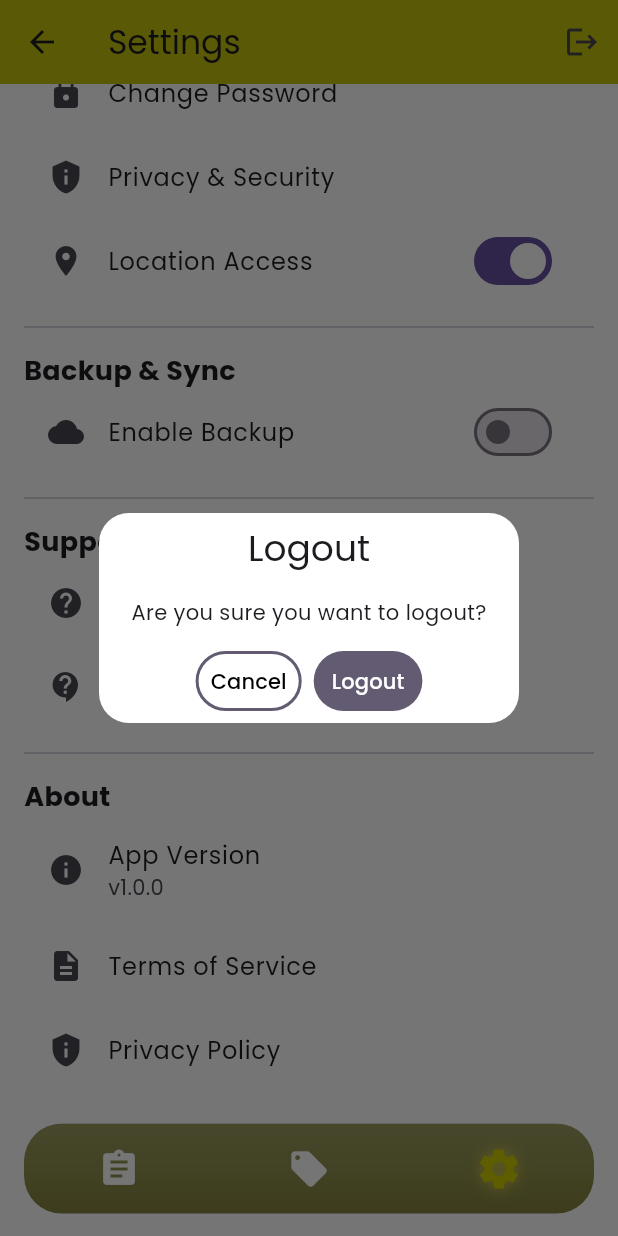
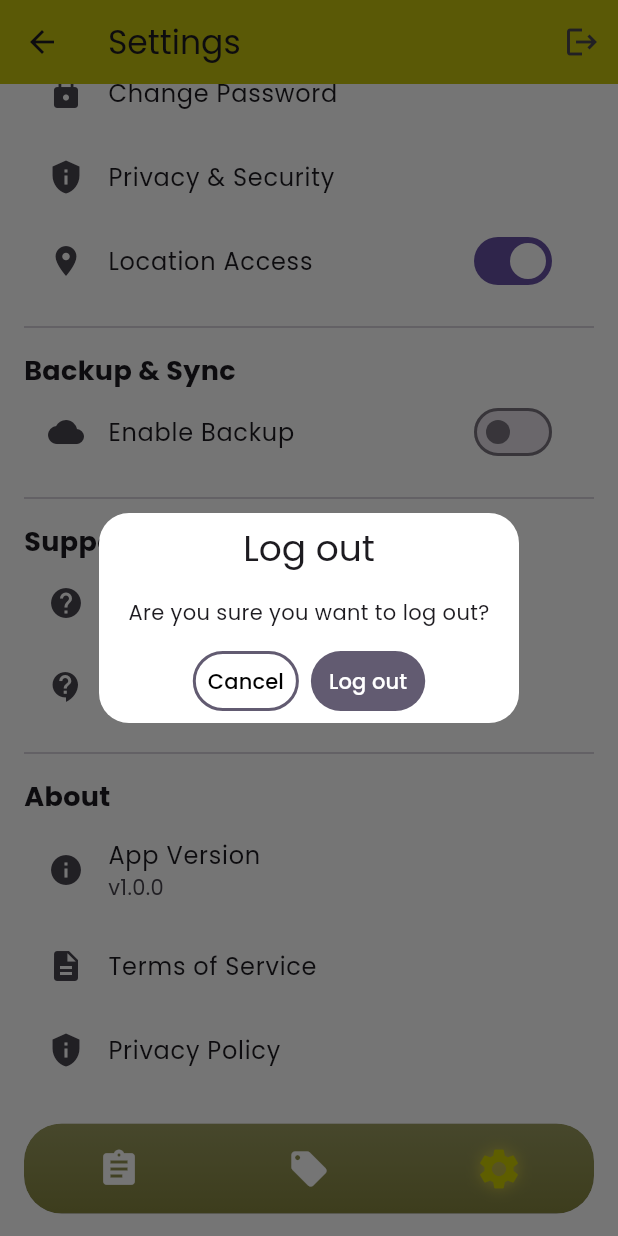
Before and after one commit to SAIF11811/Shouf-MASR, a Flutter app: the AgencySettingsScreen screen opened by its route, scrolled down 372 dp, after a tap on the "logout" icon, on a phone screen of 412 x 824 dp. Run offline on Flutter 3.47's test engine with Material 3 defaults, Android fonts, the light colour scheme and no system bars; our stand-ins replace get, google_fonts, image_picker, permission_handler, shared_preferences; accounts and stored records are empty; network calls fail.

Commit message:
Add Android Studio project

```diff
--- a/lib/screens/agency_settings_screen.dart
+++ b/lib/screens/agency_settings_screen.dart
@@ -48,10 +48,10 @@ class AgencySettingsScreen extends StatelessWidget {
             icon: const Icon(Icons.logout),
             onPressed: () {
               Get.defaultDialog(
-                title: 'Logout',
-                middleText: 'Are you sure you want to logout?',
+                title: 'Log out',
+                middleText: 'Are you sure you want to log out?',
                 textCancel: 'Cancel',
-                textConfirm: 'Logout',
+                textConfirm: 'Log out',
                 confirmTextColor: Colors.white,
                 cancelTextColor: Colors.black,
                 backgroundColor: Colors.white,
@@ -62,7 +62,7 @@ class AgencySettingsScreen extends StatelessWidget {
                 },
               );
             },
-            tooltip: 'Logout',
+            tooltip: 'Log out',
           ),
         ],
       ),
--- a/lib/screens/traveler_login.dart
+++ b/lib/screens/traveler_login.dart
@@ -132,7 +132,7 @@ class _TravelerLoginState extends State<TravelerLogin> {
                       // Continue button
                       Center(
                         child: CustomElevatedButton(
-                          text: "Login",
+                          text: "Log In",
                           onPressed: () async {
                             await SharedPreferenceHelper.setRememberMe(_rememberMe);
                             Get.offAllNamed('/home');
@@ -163,7 +163,7 @@ class _TravelerLoginState extends State<TravelerLogin> {
                               Get.to(() => const TravelerSignup());
                             },
                             child: const Text(
-                              "Signup",
+                              "Sign Up",
                               style: TextStyle(
                                 color: Colors.black,
                                 fontWeight: FontWeight.bold,
--- a/lib/screens/traveler_setting_screen.dart
+++ b/lib/screens/traveler_setting_screen.dart
@@ -51,21 +51,21 @@ class TravelerSettingsScreen extends StatelessWidget {
             icon: const Icon(Icons.logout),
             onPressed: () {
               Get.defaultDialog(
-                title: 'Logout',
+                title: 'Log out',
                 middleText: 'Are you sure you want to logout?',
                 textCancel: 'Cancel',
-                textConfirm: 'Logout',
+                textConfirm: 'Log out',
                 confirmTextColor: Colors.white,
                 cancelTextColor: Colors.black,
                 backgroundColor: Colors.white,
                 onCancel: () => Get.back(),
                 onConfirm: () async {
-                  await controller.logout(); // clears remember_me + navigates
+                  await controller.logout();
                   Get.back();
                 },
               );
             },
-            tooltip: 'Logout',
+            tooltip: 'Log out',
           ),
         ],
       ),
--- a/lib/screens/traveler_signup.dart
+++ b/lib/screens/traveler_signup.dart
@@ -142,7 +142,7 @@ class _TravelerSignupState extends State<TravelerSignup> {
                       // Continue Button
                       Center(
                         child: CustomElevatedButton(
-                          text: "Signup",
+                          text: "Sign Up",
                           onPressed: () async {
                             await SharedPreferenceHelper.setRememberMe(_rememberMe);
                             Get.offAllNamed('/home');
@@ -173,7 +173,7 @@ class _TravelerSignupState extends State<TravelerSignup> {
                               Get.to(() => const TravelerLogin());
                             },
                             child: const Text(
-                              "Login",
+                              "Log In",
                               style: TextStyle(
                                 color: Colors.black,
                                 fontWeight: FontWeight.bold,
```
